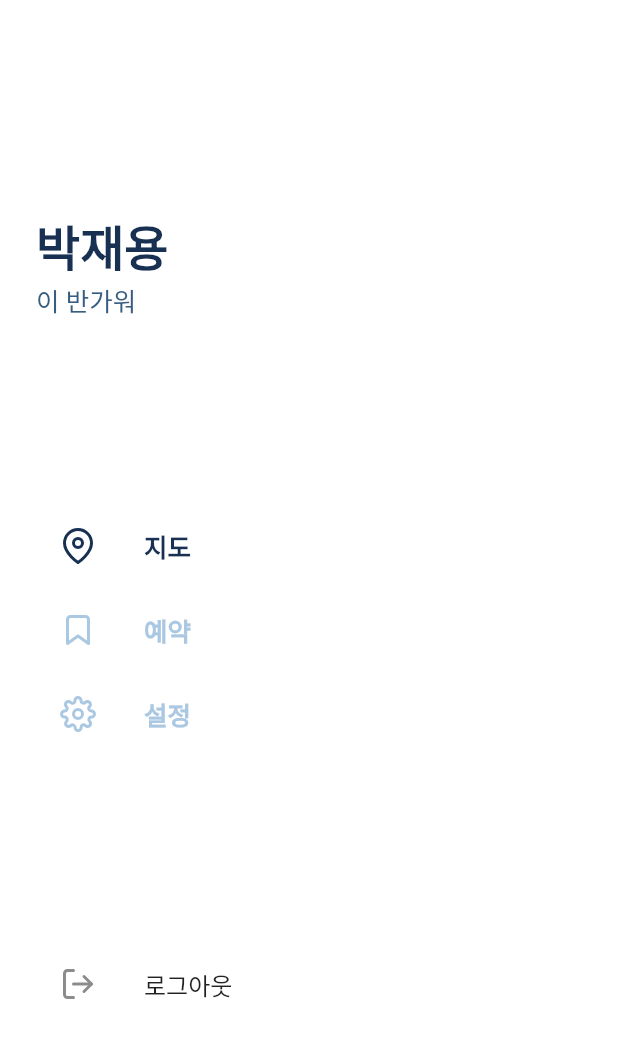
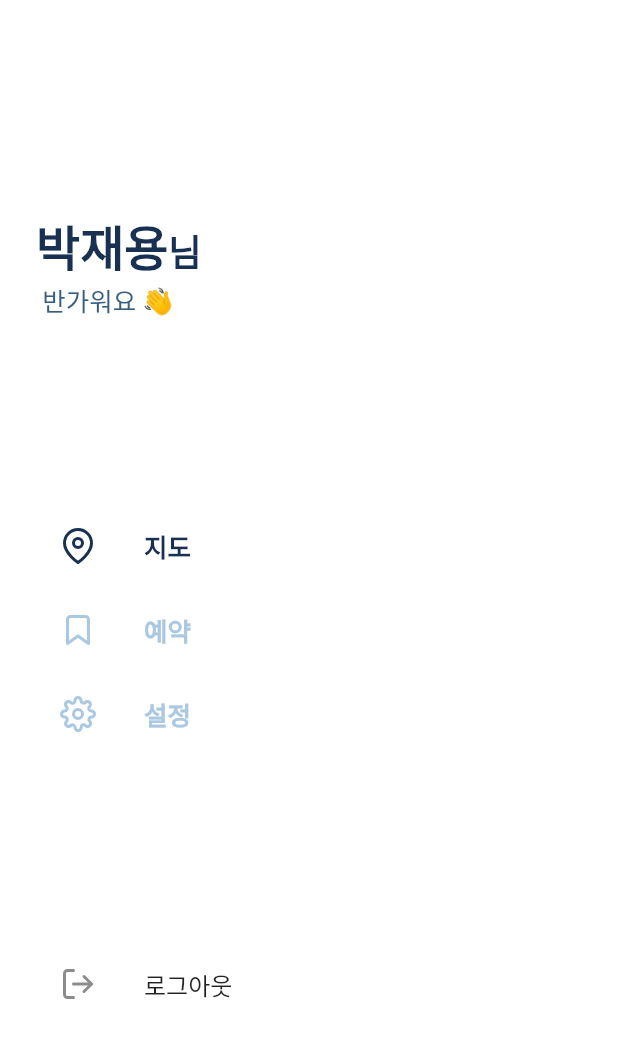
Before and after one commit to WOOMAM/woomam-flutter, a Flutter app: the CustomDrawer widget shown alone on an empty page, opened directly with empty values, on a phone screen of 412 x 824 dp. Shown: the top 1038 px of the screen. Run offline on Flutter 3.47's test engine with Material 2 defaults, Android fonts, the light colour scheme and no system bars; our stand-ins replace dot_navigation_bar, equatable, flutter_bloc, flutter_feather_icons, flutter_svg, google_maps_flutter and 4 more; missing offline and left inert: flutter_config, qr_code_scanner; network calls fail.

Commit message:
UI/UX updated

```diff
--- a/woomam/lib/components/control_panel/drawer.dart
+++ b/woomam/lib/components/control_panel/drawer.dart
@@ -69,7 +69,8 @@ class _CustomDrawerState extends State<CustomDrawer> {
           RichText(
             text: TextSpan(children: [
               TextSpan(text: '박재용', style: largeTitleTextStyle()),
-              TextSpan(text: '\n이 반가워', style: bodyTextStyle()),
+              TextSpan(text: '님', style: titleTextStyle()),
+              TextSpan(text: '\n 반가워요 👋', style: bodyTextStyle()),
             ]),
           ),
 
```
Also changed, not shown: woomam/lib/components/screen/reservation/running_washing_machine.dart (+15 -15 lines).
